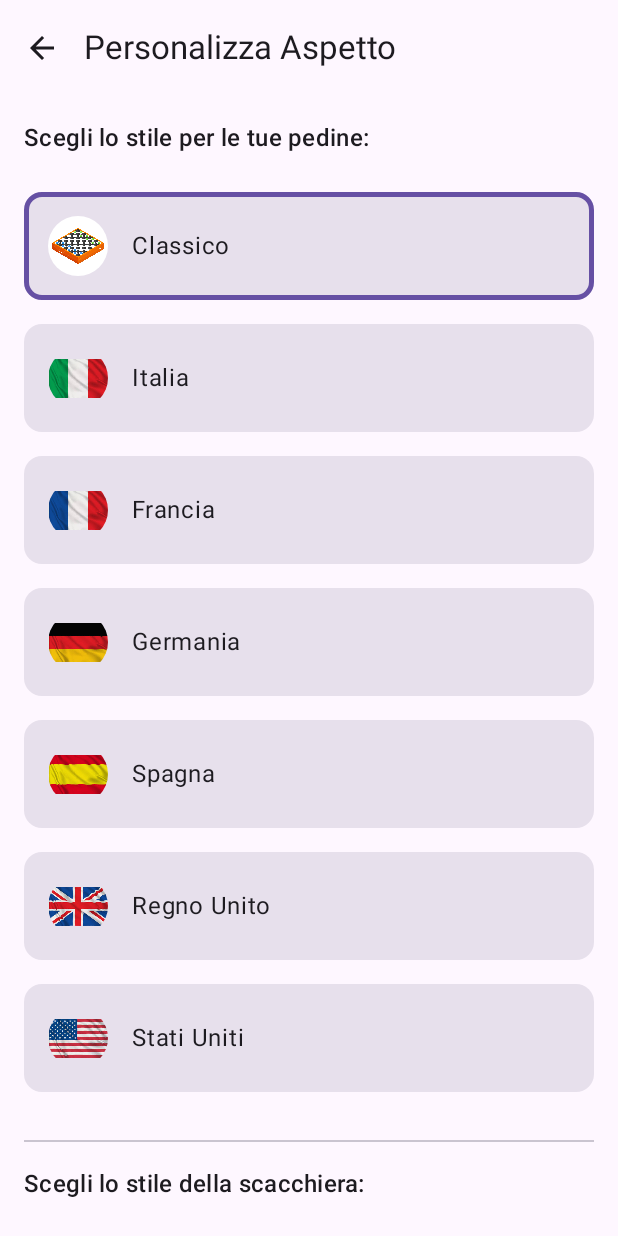
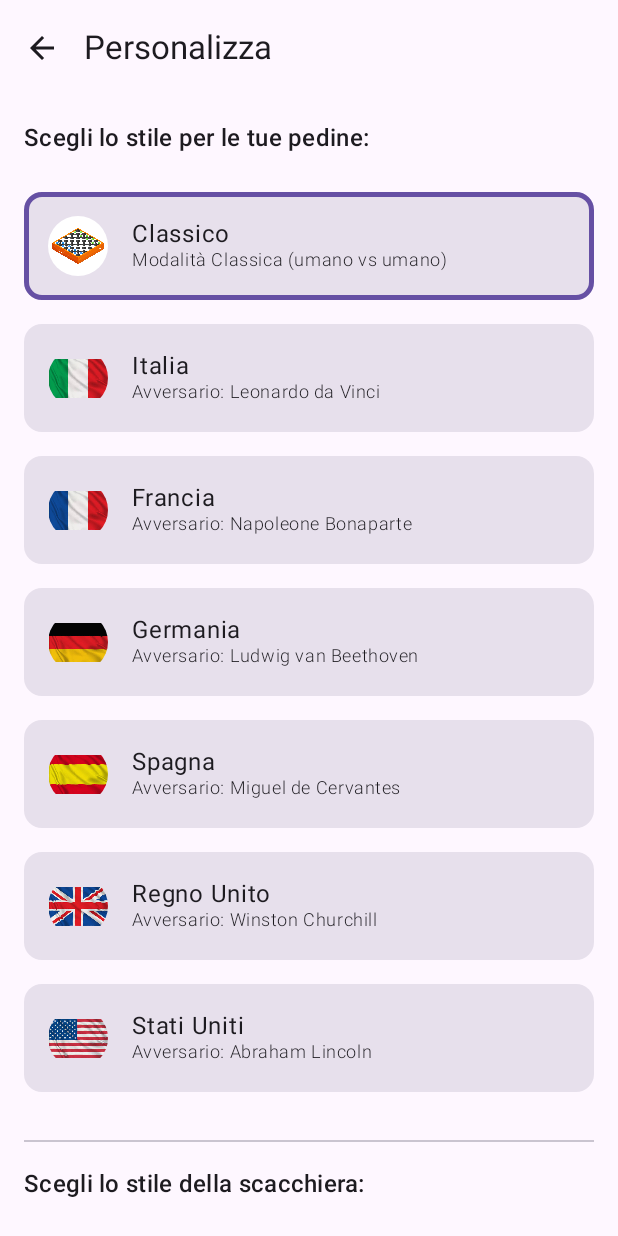
Before and after one commit to MicheleLopsDev/damaAI, an Android app built with Jetpack Compose: the composable CustomizationScreen shown on its own in the app's theme, after a tap on "Classico", on a phone screen of 412 x 824 dp. Run offline under Robolectric (Android 15) with nearby library versions, the phone set to English and light mode, and no system bars.

Commit message:
fix(ui): Update CustomizationScreen title and add opponent info
- Renames the `CustomizationScreen` title from "Personalizza Aspetto" to "Personalizza" for brevity.
- Adds a secondary text line in the team style selection list to display the associated opponent's name. If no specific AI opponent is linked to a team style, it defaults to "Modalità Classica (umano vs umano)".
- Cleans up `Modifier.Companion` to `Modifier` for better conciseness.

```diff
--- a/app/src/main/java/io/github/luposolitario/damaai/screen/GameScreen.kt
+++ b/app/src/main/java/io/github/luposolitario/damaai/screen/GameScreen.kt
@@ -21,11 +21,13 @@ import androidx.compose.ui.draw.clip
 import androidx.compose.ui.graphics.Color
 import androidx.compose.ui.platform.LocalView
 import androidx.compose.ui.res.painterResource
+import androidx.compose.ui.text.font.FontWeight
 import androidx.compose.ui.unit.dp
 import androidx.lifecycle.viewmodel.compose.viewModel
 import androidx.navigation.NavController
 import io.github.luposolitario.damaai.DamaAIApplication
 import io.github.luposolitario.damaai.data.availableBoardStyles
+import io.github.luposolitario.damaai.data.availableOpponents
 import io.github.luposolitario.damaai.data.availableTeamStyles
 import io.github.luposolitario.damaai.viewmodels.SettingsViewModel
 import io.github.luposolitario.damaai.viewmodels.SettingsViewModelFactory
@@ -84,11 +86,11 @@ fun SettingsScreen(
                 ) {
                     Icon(
                         imageVector = Icons.Default.Palette,
-                        contentDescription = "Personalizza Aspetto",
+                        contentDescription = "Personalizza",
                         modifier = Modifier.size(24.dp)
                     )
                     Spacer(modifier = Modifier.width(16.dp))
-                    Text("Personalizza Aspetto", style = MaterialTheme.typography.bodyLarge)
+                    Text("Personalizza", style = MaterialTheme.typography.bodyLarge)
                 }
             }
 
@@ -291,7 +293,7 @@ fun CustomizationScreen(navController: NavController) {
     Scaffold(
         topBar = {
             TopAppBar(
-                title = { Text("Personalizza Aspetto") },
+                title = { Text("Personalizza") }, // <-- **FIX 1: Titolo modificato**
                 navigationIcon = {
                     IconButton(onClick = { navController.popBackStack() }) {
                         Icon(Icons.Default.ArrowBack, contentDescription = "Indietro")
@@ -301,7 +303,7 @@ fun CustomizationScreen(navController: NavController) {
         }
     ) { paddingValues ->
         LazyColumn(
-            modifier = Modifier.Companion
+            modifier = Modifier
                 .fillMaxSize()
                 .padding(paddingValues),
             contentPadding = PaddingValues(16.dp),
@@ -311,80 +313,99 @@ fun CustomizationScreen(navController: NavController) {
                 Text(
                     text = "Scegli lo stile per le tue pedine:",
                     style = MaterialTheme.typography.titleMedium,
-                    modifier = Modifier.Companion.padding(bottom = 8.dp)
+                    modifier = Modifier.padding(bottom = 8.dp)
                 )
             }
             items(items = availableTeamStyles, key = { it.id }) { style ->
                 val isSelected = style.id == selectedTeamStyleId
                 Row(
-                    modifier = Modifier.Companion
+                    modifier = Modifier
                         .fillMaxWidth()
                         .border(
                             width = 3.dp,
-                            color = if (isSelected) MaterialTheme.colorScheme.primary else Color.Companion.Transparent,
+                            color = if (isSelected) MaterialTheme.colorScheme.primary else Color.Transparent,
                             shape = RoundedCornerShape(12.dp)
                         )
                         .background(
                             MaterialTheme.colorScheme.surfaceVariant,
-                            androidx.compose.foundation.shape.RoundedCornerShape(12.dp)
+                            RoundedCornerShape(12.dp)
                         )
-                        .clip(androidx.compose.foundation.shape.RoundedCornerShape(12.dp))
+                        .clip(RoundedCornerShape(12.dp))
                         .clickable { settingsViewModel.setPlayerTeamStyle(style.id) }
                         .padding(16.dp),
-                    verticalAlignment = Alignment.Companion.CenterVertically
+                    verticalAlignment = Alignment.CenterVertically
                 ) {
                     Image(
                         painter = painterResource(id = style.flagResId),
                         contentDescription = "Bandiera ${style.nationName}",
-                        modifier = Modifier.Companion.size(40.dp).clip(CircleShape)
+                        modifier = Modifier.size(40.dp).clip(CircleShape)
                     )
-                    Spacer(modifier = Modifier.Companion.width(16.dp))
-                    Text(text = style.nationName, style = MaterialTheme.typography.bodyLarge)
+                    Spacer(modifier = Modifier.width(16.dp))
+
+                    // --- **FIX 2**: Aggiunto testo descrittivo per l'avversario ---
+                    Column {
+                        Text(text = style.nationName, style = MaterialTheme.typography.bodyLarge)
+
+                        // Trova l'avversario corrispondente allo stile
+                        val opponent = availableOpponents.find { it.teamStyleId == style.id }
+                        val opponentText = if (opponent != null) {
+                            "Avversario: ${opponent.name}"
+                        } else {
+                            "Modalità Classica (umano vs umano)"
+                        }
+
+                        Text(
+                            text = opponentText,
+                            style = MaterialTheme.typography.bodySmall,
+                            fontWeight = FontWeight.Light
+                        )
+                    }
+                    // --- Fine FIX 2 ---
                 }
             }
             item {
-                Divider(modifier = Modifier.Companion.padding(vertical = 16.dp))
+                Divider(modifier = Modifier.padding(vertical = 16.dp))
                 Text(
                     text = "Scegli lo stile della scacchiera:",
                     style = MaterialTheme.typography.titleMedium,
-                    modifier = Modifier.Companion.padding(bottom = 8.dp)
+                    modifier = Modifier.padding(bottom = 8.dp)
                 )
             }
             items(items = availableBoardStyles, key = { it.id }) { style ->
                 val isSelected = style.id == selectedBoardStyleId
                 Row(
-                    modifier = Modifier.Companion
+                    modifier = Modifier
                         .fillMaxWidth()
                         .border(
                             width = 3.dp,
-                            color = if (isSelected) MaterialTheme.colorScheme.primary else Color.Companion.Transparent,
-                            shape = androidx.compose.foundation.shape.RoundedCornerShape(12.dp)
+                            color = if (isSelected) MaterialTheme.colorScheme.primary else Color.Transparent,
+                            shape = RoundedCornerShape(12.dp)
                         )
                         .background(
                             MaterialTheme.colorScheme.surfaceVariant,
-                            androidx.compose.foundation.shape.RoundedCornerShape(12.dp)
+                            RoundedCornerShape(12.dp)
                         )
-                        .clip(androidx.compose.foundation.shape.RoundedCornerShape(12.dp))
+                        .clip(RoundedCornerShape(12.dp))
                         .clickable { settingsViewModel.setBoardStyle(style.id) }
                         .padding(16.dp),
-                    verticalAlignment = Alignment.Companion.CenterVertically
+                    verticalAlignment = Alignment.CenterVertically
                 ) {
                     Row(
-                        modifier = Modifier.Companion
+                        modifier = Modifier
                             .size(40.dp)
                             .clip(CircleShape)
                             .border(1.dp, MaterialTheme.colorScheme.outline, CircleShape)
                     ) {
                         Box(
-                            modifier = Modifier.Companion.weight(1f).fillMaxHeight()
+                            modifier = Modifier.weight(1f).fillMaxHeight()
                                 .background(style.lightSquareColor)
                         )
                         Box(
-                            modifier = Modifier.Companion.weight(1f).fillMaxHeight()
+                            modifier = Modifier.weight(1f).fillMaxHeight()
                                 .background(style.darkSquareColor)
                         )
                     }
-                    Spacer(modifier = Modifier.Companion.width(16.dp))
+                    Spacer(modifier = Modifier.width(16.dp))
                     Text(text = style.name, style = MaterialTheme.typography.bodyLarge)
                 }
             }
```
